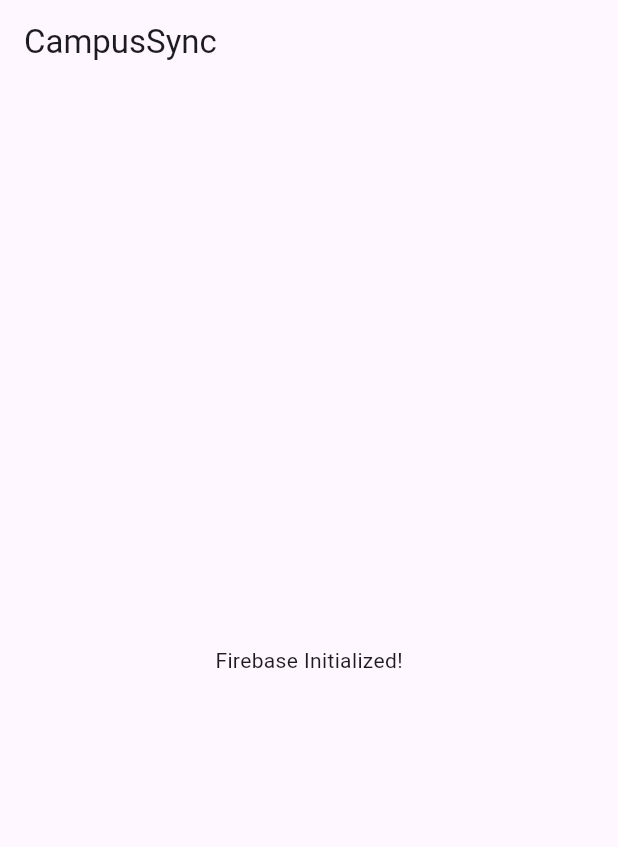
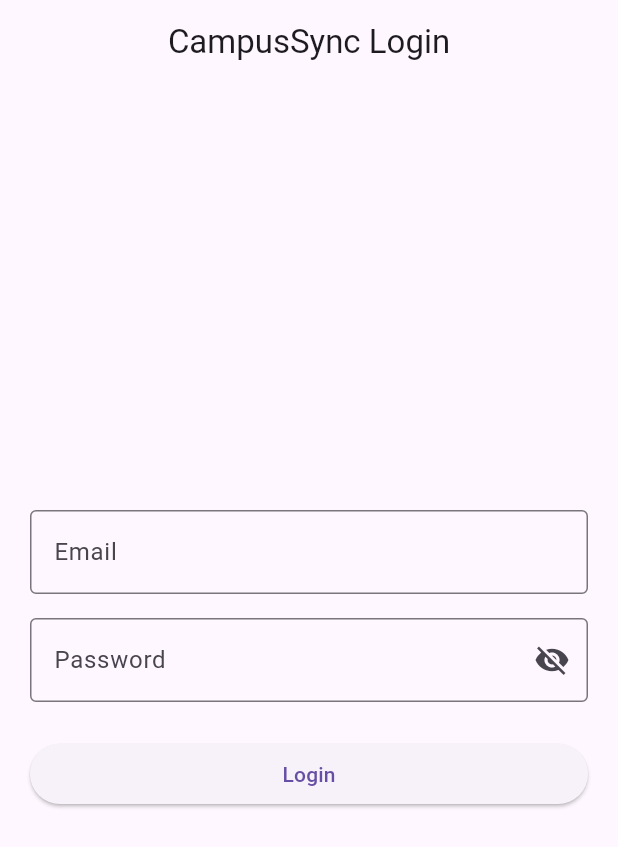
Before and after one commit to shiv4705/CampusSync, a Flutter app: the screen it shows after launch, on a phone screen of 412 x 824 dp. Shown: the top 847 px of the screen. Run offline on Flutter 3.47's test engine with Material 3 defaults, Android fonts, the phone set to English and light mode, and no system bars; our stand-ins replace firebase_auth, firebase_core; accounts and stored records are empty.

Commit message:
Implement Firebase Email/Password Login with Role-Based Navigation

```diff
--- a/lib/main.dart
+++ b/lib/main.dart
@@ -1,5 +1,6 @@
 import 'package:flutter/material.dart';
 import 'package:firebase_core/firebase_core.dart';
+import '../screens/auth/login_screen.dart';
 
 void main() async {
   WidgetsFlutterBinding.ensureInitialized();
@@ -14,10 +15,7 @@ class CampusSyncApp extends StatelessWidget {
       title: 'CampusSync',
       debugShowCheckedModeBanner: false,
       theme: ThemeData(primarySwatch: Colors.deepPurple),
-      home: Scaffold(
-        appBar: AppBar(title: Text('CampusSync')),
-        body: Center(child: Text('Firebase Initialized!')),
-      ),
+      home: const LoginScreen(),
     );
   }
 }
--- /dev/null
+++ b/lib/screens/auth/login_screen.dart
@@ -0,0 +1,198 @@
+import 'package:flutter/material.dart';
+import 'package:firebase_auth/firebase_auth.dart';
+import 'package:campussync/screens/dashboard/admin_dashboard.dart';
+import 'package:campussync/screens/dashboard/faculty_dashboard.dart';
+import 'package:campussync/screens/dashboard/student_dashboard.dart';
+
+class LoginScreen extends StatefulWidget {
+  const LoginScreen({super.key});
+
+  @override
+  State<LoginScreen> createState() => _LoginScreenState();
+}
+
+// 🔍 Role detection based on email
+String _detectRoleFromEmail(String email) {
+  if (email == 'admin@campus.edu.in') {
+    return 'admin';
+  } else if (email.startsWith('faculty.')) {
+    return 'faculty';
+  } else if (RegExp(r'^\d{2}[a-z]{2}\d{3}@campus\.edu\.in$').hasMatch(email)) {
+    return 'student';
+  } else {
+    return 'unknown';
+  }
+}
+
+class _LoginScreenState extends State<LoginScreen> {
+  // Controllers
+  final TextEditingController _emailController = TextEditingController();
+  final TextEditingController _passwordController = TextEditingController();
+
+  // UI state
+  bool _isLoading = false;
+  bool _obscurePassword = true;
+
+  @override
+  Widget build(BuildContext context) {
+    return Scaffold(
+      appBar: AppBar(title: const Text("CampusSync Login"), centerTitle: true),
+      body: Padding(
+        padding: const EdgeInsets.all(20),
+        child: Column(
+          mainAxisAlignment: MainAxisAlignment.center,
+          children: [
+            // Email field
+            TextField(
+              controller: _emailController,
+              keyboardType: TextInputType.emailAddress,
+              decoration: const InputDecoration(
+                labelText: "Email",
+                border: OutlineInputBorder(),
+              ),
+            ),
+            const SizedBox(height: 16),
+
+            // Password field with toggle
+            TextField(
+              controller: _passwordController,
+              obscureText: _obscurePassword,
+              decoration: InputDecoration(
+                labelText: "Password",
+                border: const OutlineInputBorder(),
+                suffixIcon: IconButton(
+                  icon: Icon(
+                    _obscurePassword ? Icons.visibility_off : Icons.visibility,
+                  ),
+                  onPressed: () {
+                    setState(() {
+                      _obscurePassword = !_obscurePassword;
+                    });
+                  },
+                ),
+              ),
+            ),
+            const SizedBox(height: 24),
+
+            // Login button or loader
+            _isLoading
+                ? const CircularProgressIndicator()
+                : SizedBox(
+                  width: double.infinity,
+                  child: ElevatedButton(
+                    onPressed: _handleLogin,
+                    child: const Text("Login"),
+                  ),
+                ),
+          ],
+        ),
+      ),
+    );
+  }
+
+  void _handleLogin() async {
+    final email = _emailController.text.trim();
+    final password = _passwordController.text.trim();
+
+    setState(() {
+      _isLoading = true;
+    });
+
+    // Basic input check
+    if (email.isEmpty || password.isEmpty) {
+      _showErrorDialog("Please enter both email and password.");
+      setState(() => _isLoading = false);
+      return;
+    }
+
+    // Detect role before login
+    final role = _detectRoleFromEmail(email);
+    if (role == 'unknown') {
+      _showInvalidEmailDialog();
+      setState(() => _isLoading = false);
+      return;
+    }
+
+    try {
+      UserCredential userCredential = await FirebaseAuth.instance
+          .signInWithEmailAndPassword(email: email, password: password);
+
+      final user = userCredential.user;
+      if (user != null) {
+        // Navigate to appropriate dashboard
+        if (role == 'admin') {
+          Navigator.pushReplacement(
+            context,
+            MaterialPageRoute(builder: (_) => const AdminDashboard()),
+          );
+        } else if (role == 'faculty') {
+          Navigator.pushReplacement(
+            context,
+            MaterialPageRoute(builder: (_) => const FacultyDashboard()),
+          );
+        } else if (role == 'student') {
+          Navigator.pushReplacement(
+            context,
+            MaterialPageRoute(builder: (_) => const StudentDashboard()),
+          );
+        }
+      }
+    } on FirebaseAuthException catch (e) {
+      String message = "Login failed. Please try again.";
+      if (e.code == 'user-not-found') {
+        message = "No user found for that email.";
+      } else if (e.code == 'wrong-password') {
+        message = "Incorrect password.";
+      }
+
+      _showErrorDialog(message);
+    } catch (e) {
+      _showErrorDialog("Something went wrong. Try again.");
+    } finally {
+      setState(() => _isLoading = false);
+    }
+  }
+
+  void _showInvalidEmailDialog() {
+    showDialog(
+      context: context,
+      builder:
+          (_) => AlertDialog(
+            title: const Text("Invalid Email Format"),
+            content: const Text(
+              "Your email address does not match any known role.\n"
+            ),
+            actions: [
+              TextButton(
+                onPressed: () => Navigator.pop(context),
+                child: const Text("OK"),
+              ),
+            ],
+          ),
+    );
+  }
+
+  void _showErrorDialog(String message) {
+    showDialog(
+      context: context,
+      builder:
+          (_) => AlertDialog(
+            title: const Text("Login Error"),
+            content: Text(message),
+            actions: [
+              TextButton(
+                onPressed: () => Navigator.pop(context),
+                child: const Text("OK"),
+              ),
+            ],
+          ),
+    );
+  }
+
+  @override
+  void dispose() {
+    _emailController.dispose();
+    _passwordController.dispose();
+    super.dispose();
+  }
+}
```
Also changed, not shown: lib/screens/dashboard/admin_dashboard.dart (added, +13 -0 lines), lib/screens/dashboard/faculty_dashboard.dart (added, +13 -0 lines), lib/screens/dashboard/student_dashboard.dart (added, +13 -0 lines), assets/icon.png, 26 other files.
